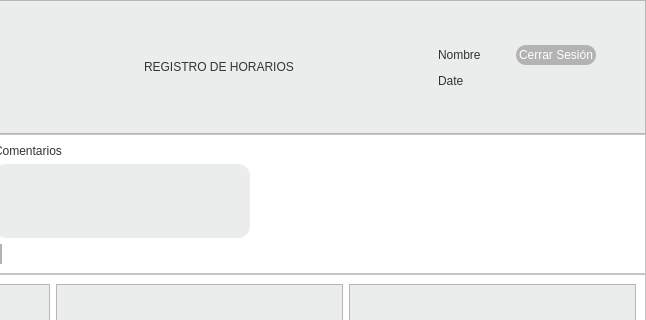
altitude-solutions/Operador_Radio, file registro_horarios.ui: the form before one commit; both pictures show x 856 to 1502 and y 0 to 320 of the 1502 by 704 pixel window.
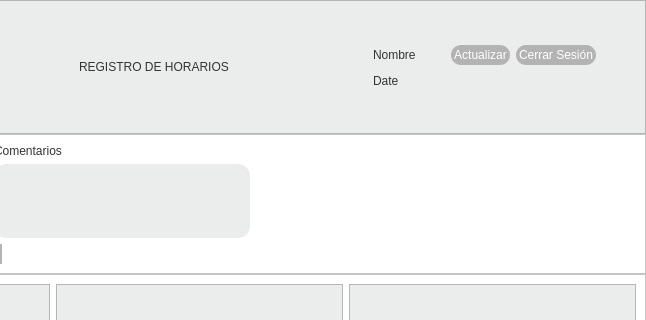
The form after the commit.

```diff
--- a/registro_horarios.ui
+++ b/registro_horarios.ui
@@ -161,6 +161,35 @@
           </item>
           <item>
            <layout class="QGridLayout" name="gridLayout">
+            <item row="2" column="2">
+             <widget class="QLabel" name="label_4">
+              <property name="styleSheet">
+               <string notr="true">font: 11pt &quot;MS Shell Dlg 2&quot;;
+color:#333333;</string>
+              </property>
+              <property name="text">
+               <string/>
+              </property>
+             </widget>
+            </item>
+            <item row="2" column="0">
+             <widget class="QLabel" name="label_date">
+              <property name="sizePolicy">
+               <sizepolicy hsizetype="Preferred" vsizetype="Fixed">
+                <horstretch>0</horstretch>
+                <verstretch>0</verstretch>
+               </sizepolicy>
+              </property>
+              <property name="styleSheet">
+               <string notr="true">font: 11pt &quot;MS Shell Dlg 2&quot;;
+color:#333333;
+max-width:10em;</string>
+              </property>
+              <property name="text">
+               <string>Date              </string>
+              </property>
+             </widget>
+            </item>
             <item row="0" column="0">
              <widget class="QLabel" name="label_user">
               <property name="sizePolicy">
@@ -179,7 +208,7 @@
               </property>
              </widget>
             </item>
-            <item row="0" column="1">
+            <item row="0" column="2">
              <widget class="QPushButton" name="close_button">
               <property name="sizePolicy">
                <sizepolicy hsizetype="Minimum" vsizetype="Fixed">
@@ -202,32 +231,19 @@
               </property>
              </widget>
             </item>
-            <item row="1" column="0">
-             <widget class="QLabel" name="label_date">
-              <property name="sizePolicy">
-               <sizepolicy hsizetype="Preferred" vsizetype="Fixed">
-                <horstretch>0</horstretch>
-                <verstretch>0</verstretch>
-               </sizepolicy>
-              </property>
+            <item row="0" column="1">
+             <widget class="QPushButton" name="update_database">
               <property name="styleSheet">
-               <string notr="true">font: 11pt &quot;MS Shell Dlg 2&quot;;
-color:#333333;
-max-width:10em;</string>
+               <string notr="true">background-color: #B3B3B3;
+border-radius: 10px;
+font: 11pt &quot;MS Shell Dlg 2&quot;;
+color: white;
+min-width: 6em;
+max-width: 6em;
+padding: 3px;</string>
               </property>
               <property name="text">
-               <string>Date              </string>
-              </property>
-             </widget>
-            </item>
-            <item row="1" column="1">
-             <widget class="QLabel" name="label_4">
-              <property name="styleSheet">
-               <string notr="true">font: 11pt &quot;MS Shell Dlg 2&quot;;
-color:#333333;</string>
-              </property>
-              <property name="text">
-               <string/>
+               <string>Actualizar</string>
               </property>
              </widget>
             </item>
```
